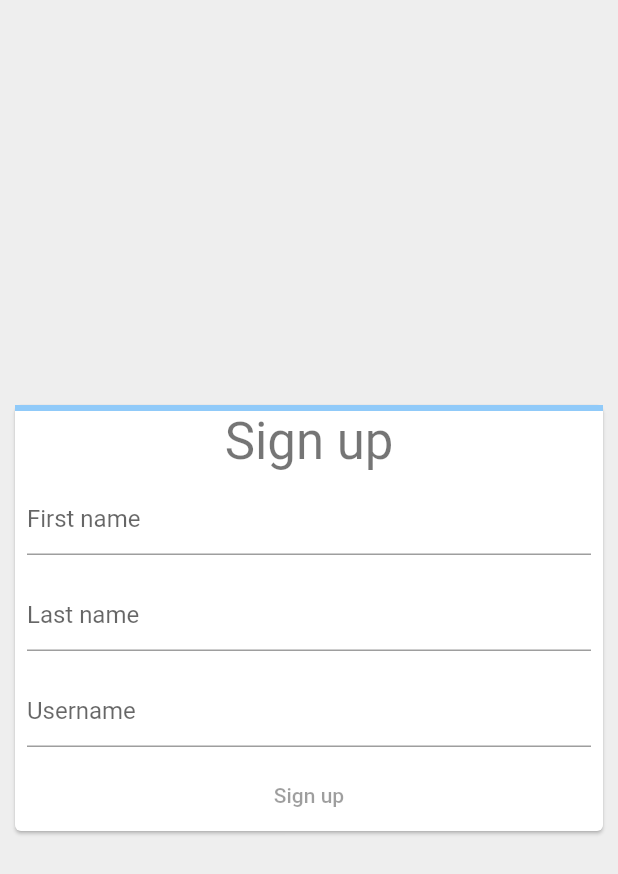
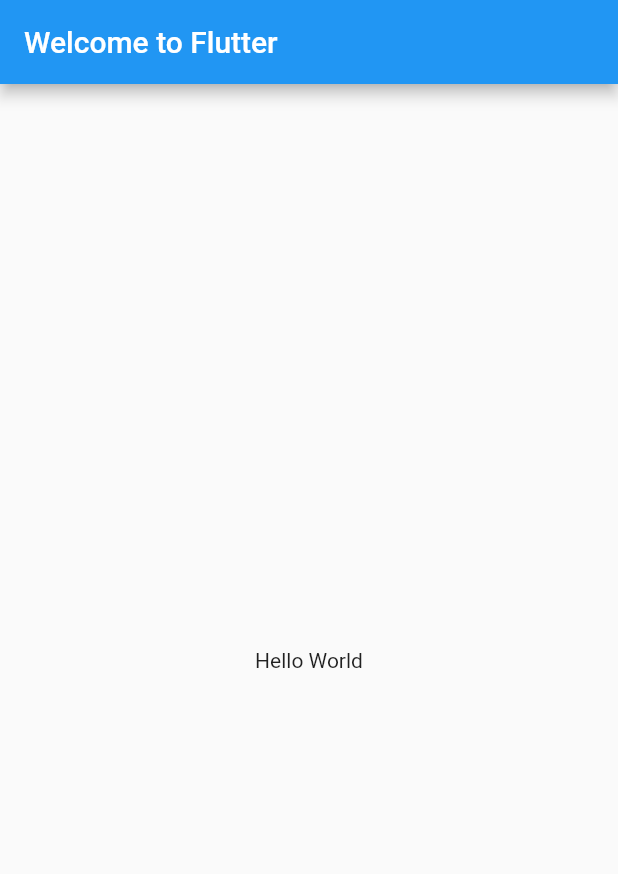
Before and after one commit to quantum9Innovation/proto, a Flutter app: the screen it shows after launch, on a phone screen of 412 x 824 dp. Shown: the top 874 px of the screen. Run offline on Flutter 3.47's test engine with Material 2 defaults, Android fonts, the phone set to English and light mode, and no system bars.

Commit message:
Revert to hello world app

```diff
--- a/lib/main.dart
+++ b/lib/main.dart
@@ -1,102 +1,28 @@
+// Copyright 2018 The Flutter team. All rights reserved.
+// Use of this source code is governed by a BSD-style license that can be
+// found in the LICENSE file.
+
 import 'package:flutter/material.dart';
 
-void main() => runApp(const SignUpApp());
+void main() {
+  runApp(const MyApp());
+}
 
-class SignUpApp extends StatelessWidget {
-  const SignUpApp();
+class MyApp extends StatelessWidget {
+  const MyApp({super.key});
 
   @override
   Widget build(BuildContext context) {
     return MaterialApp(
-      routes: {
-        '/': (context) => const SignUpScreen(),
-      },
-    );
-  }
-}
-
-class SignUpScreen extends StatelessWidget {
-  const SignUpScreen();
-
-  @override
-  Widget build(BuildContext context) {
-    return Scaffold(
-      backgroundColor: Colors.grey[200],
-      body: const Center(
-        child: SizedBox(
-          width: 400,
-          child: Card(
-            child: SignUpForm(),
-          ),
+      title: 'Welcome to Flutter',
+      home: Scaffold(
+        appBar: AppBar(
+          title: const Text('Welcome to Flutter'),
+        ),
+        body: const Center(
+          child: Text('Hello World'),
         ),
       ),
     );
   }
 }
-
-class SignUpForm extends StatefulWidget {
-  const SignUpForm();
-
-  @override
-  _SignUpFormState createState() => _SignUpFormState();
-}
-
-class _SignUpFormState extends State<SignUpForm> {
-  final _firstNameTextController = TextEditingController();
-  final _lastNameTextController = TextEditingController();
-  final _usernameTextController = TextEditingController();
-
-  double _formProgress = 0;
-
-  @override
-  Widget build(BuildContext context) {
-    return Form(
-      child: Column(
-        mainAxisSize: MainAxisSize.min,
-        children: [
-          LinearProgressIndicator(value: _formProgress),
-          Text('Sign up', style: Theme.of(context).textTheme.headline4),
-          Padding(
-            padding: const EdgeInsets.all(8.0),
-            child: TextFormField(
-              controller: _firstNameTextController,
-              decoration: const InputDecoration(hintText: 'First name'),
-            ),
-          ),
-          Padding(
-            padding: const EdgeInsets.all(8.0),
-            child: TextFormField(
-              controller: _lastNameTextController,
-              decoration: const InputDecoration(hintText: 'Last name'),
-            ),
-          ),
-          Padding(
-            padding: const EdgeInsets.all(8.0),
-            child: TextFormField(
-              controller: _usernameTextController,
-              decoration: const InputDecoration(hintText: 'Username'),
-            ),
-          ),
-          TextButton(
-            style: ButtonStyle(
-              foregroundColor: MaterialStateProperty.resolveWith(
-                  (Set<MaterialState> states) {
-                return states.contains(MaterialState.disabled)
-                    ? null
-                    : Colors.white;
-              }),
-              backgroundColor: MaterialStateProperty.resolveWith(
-                  (Set<MaterialState> states) {
-                return states.contains(MaterialState.disabled)
-                    ? null
-                    : Colors.blue;
-              }),
-            ),
-            onPressed: null,
-            child: const Text('Sign up'),
-          ),
-        ],
-      ),
-    );
-  }
-}
--- a/pubspec.yaml
+++ b/pubspec.yaml
@@ -1,5 +1,5 @@
-name: proto
-description: A new Flutter project.
+name: Proto
+description: Learn any language.
 
 # The following line prevents the package from being accidentally published to
 # pub.dev using `flutter pub publish`. This is preferred for private packages.
```
